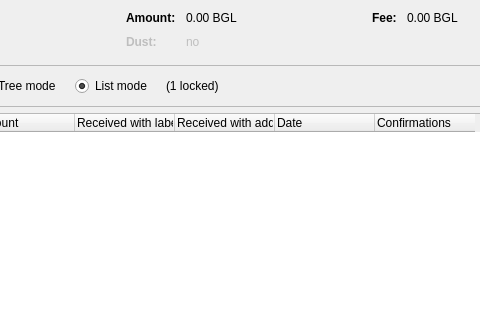
Old version of the form src/qt/forms/coincontroldialog.ui in the repository BitgesellOfficial/bitgesell; both pictures show x 137 to 617 and y 0 to 320 of the 1000 by 500 pixel window.
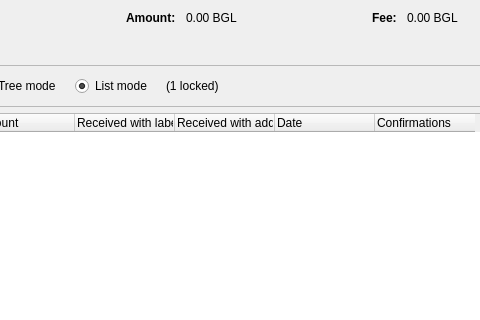
New version of the form. Custom widgets are drawn as their Qt base class.

Commit message: qt: remove confusing "Dust" label from coincontrol / sendcoins dialog

What changed in the file:
```diff
--- a/src/qt/forms/coincontroldialog.ui
+++ b/src/qt/forms/coincontroldialog.ui
@@ -139,41 +139,6 @@
          </property>
         </widget>
        </item>
-       <item row="1" column="0">
-        <widget class="QLabel" name="labelCoinControlLowOutputText">
-         <property name="enabled">
-          <bool>false</bool>
-         </property>
-         <property name="font">
-          <font>
-           <weight>75</weight>
-           <bold>true</bold>
-          </font>
-         </property>
-         <property name="text">
-          <string>Dust:</string>
-         </property>
-        </widget>
-       </item>
-       <item row="1" column="1">
-        <widget class="QLabel" name="labelCoinControlLowOutput">
-         <property name="enabled">
-          <bool>false</bool>
-         </property>
-         <property name="cursor">
-          <cursorShape>IBeamCursor</cursorShape>
-         </property>
-         <property name="contextMenuPolicy">
-          <enum>Qt::ActionsContextMenu</enum>
-         </property>
-         <property name="text">
-          <string notr="true">no</string>
-         </property>
-         <property name="textInteractionFlags">
-          <set>Qt::LinksAccessibleByMouse|Qt::TextSelectableByKeyboard|Qt::TextSelectableByMouse</set>
-         </property>
-        </widget>
-       </item>
       </layout>
      </item>
      <item>
```
The commit also changes 5 other files.
